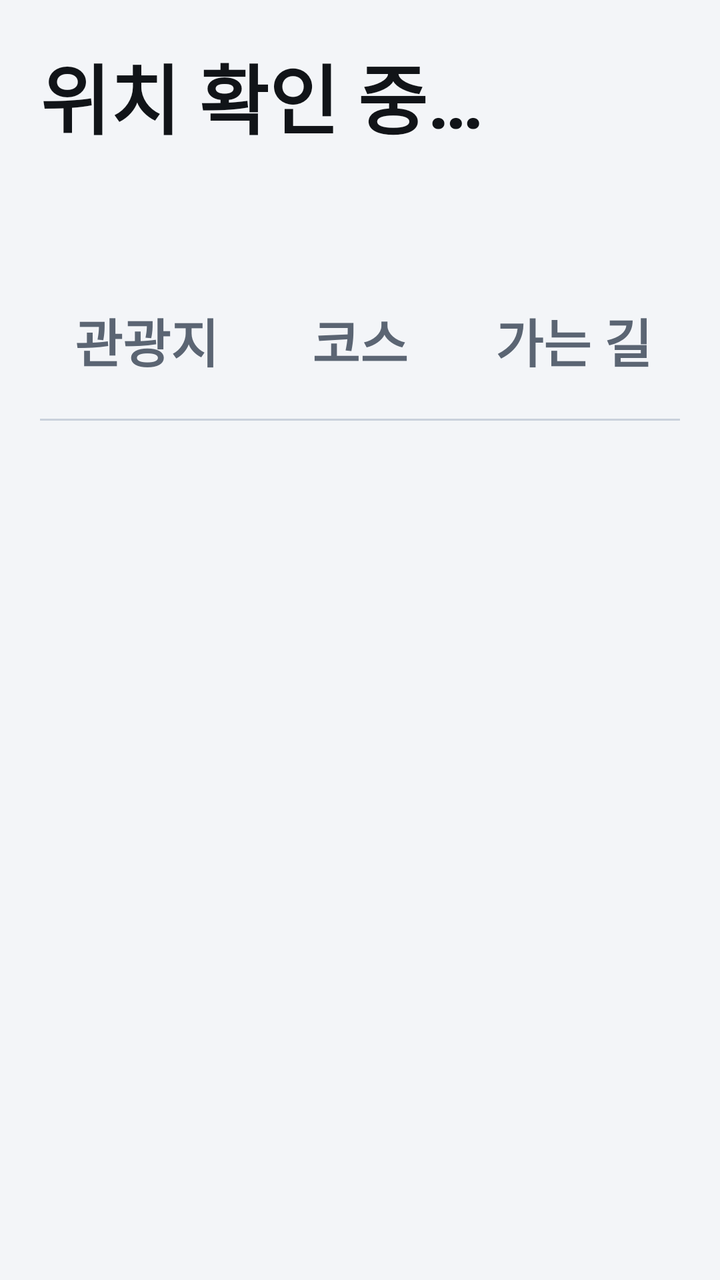
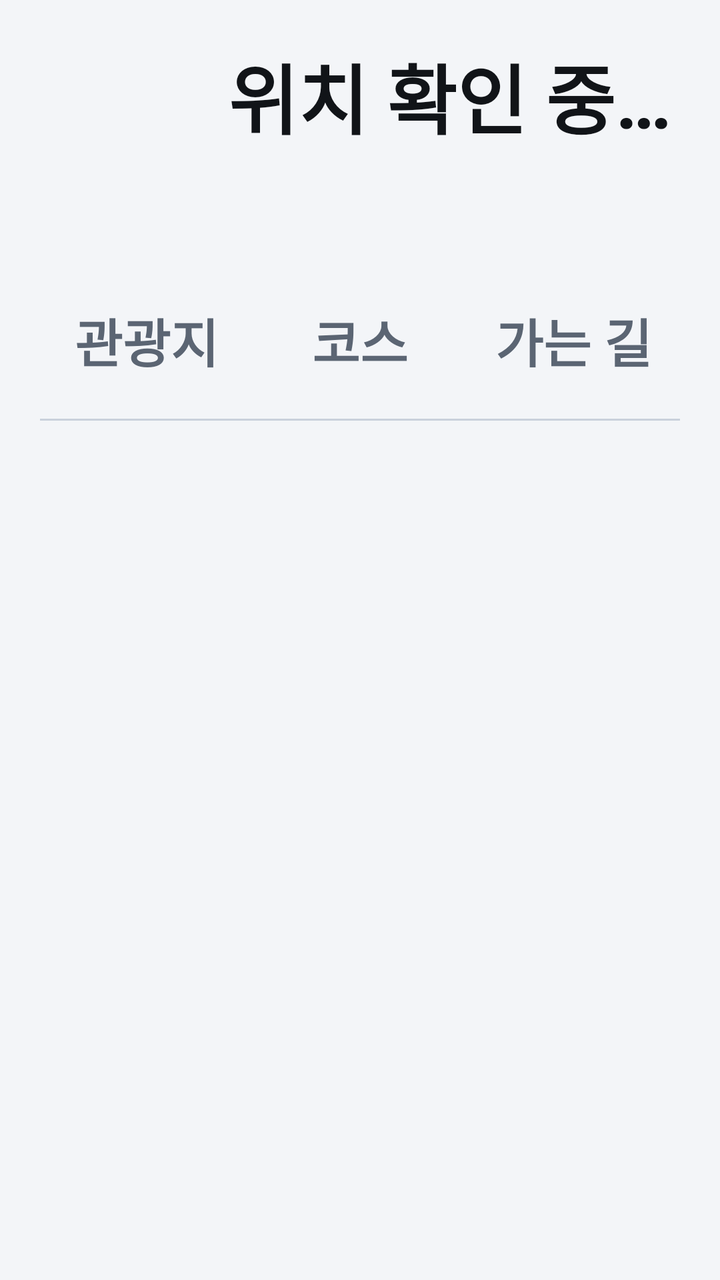

Screens rendered from an Android XML layout before and after an edit, with the pre-edit source and the edit as a unified diff.
<!-- AndroidManifest.xml: application theme AppTheme -->
<!-- res/layout/activity_main.xml -->
<?xml version="1.0" encoding="utf-8"?>
<LinearLayout xmlns:android="http://schemas.android.com/apk/res/android"
    android:layout_width="match_parent"
    android:layout_height="match_parent"
    android:background="@color/bg"
    android:orientation="vertical"
    android:padding="20dp">

    <TextView
        android:id="@+id/regionText"
        android:layout_width="wrap_content"
        android:layout_height="wrap_content"
        android:text="위치 확인 중…"
        android:textColor="@color/text_primary"
        android:textSize="38sp"
        android:textStyle="bold" />

    <TextView
        android:id="@+id/statusText"
        android:layout_width="wrap_content"
        android:layout_height="wrap_content"
        android:layout_marginTop="4dp"
        android:maxLines="1"
        android:ellipsize="end"
        android:textColor="@color/text_secondary"
        android:textSize="26sp" />

    <LinearLayout
        android:layout_width="match_parent"
        android:layout_height="wrap_content"
        android:layout_marginTop="16dp"
        android:background="@drawable/tab_group_bg"
        android:orientation="horizontal">

        <Button
            android:id="@+id/tabAttractions"
            style="?android:attr/borderlessButtonStyle"
            android:background="@drawable/tab_bg"
            android:stateListAnimator="@null"
            android:textAllCaps="false"
            android:textColor="@color/tab_text"
            android:textStyle="bold"
            android:layout_width="0dp"
            android:layout_height="80dp"
            android:layout_weight="1"
            android:text="관광지"
            android:textSize="26sp" />

        <Button
            android:id="@+id/tabCourses"
            style="?android:attr/borderlessButtonStyle"
            android:background="@drawable/tab_bg"
            android:stateListAnimator="@null"
            android:textAllCaps="false"
            android:textColor="@color/tab_text"
            android:textStyle="bold"
            android:layout_width="0dp"
            android:layout_height="80dp"
            android:layout_weight="1"
            android:text="코스"
            android:textSize="26sp" />

        <Button
            android:id="@+id/tabUpcoming"
            style="?android:attr/borderlessButtonStyle"
            android:background="@drawable/tab_bg"
            android:stateListAnimator="@null"
            android:textAllCaps="false"
            android:textColor="@color/tab_text"
            android:textStyle="bold"
            android:layout_width="0dp"
            android:layout_height="80dp"
            android:layout_weight="1"
            android:text="가는 길"
            android:textSize="26sp" />
    </LinearLayout>

    <ScrollView
        android:layout_width="match_parent"
        android:layout_height="0dp"
        android:layout_marginTop="12dp"
        android:layout_weight="1">

        <LinearLayout
            android:id="@+id/listContainer"
            android:layout_width="match_parent"
            android:layout_height="wrap_content"
            android:orientation="vertical" />
    </ScrollView>
</LinearLayout>
<!-- resources referenced by this layout -->
<resources>
  <color name="bg">#F3F5F8</color>
  <color name="text_primary">#111418</color>
  <color name="text_secondary">#5B6573</color>
  <!-- drawable tab_bg (drawable) -->
  <?xml version="1.0" encoding="utf-8"?>
  <selector xmlns:android="http://schemas.android.com/apk/res/android">
      <item android:state_selected="true">
          <layer-list>
              <item
                  android:height="4dp"
                  android:gravity="bottom">
                  <shape>
                      <solid android:color="@color/text_primary" />
                      <corners android:radius="2dp" />
                  </shape>
              </item>
          </layer-list>
      </item>
      <item android:state_pressed="true">
          <shape>
              <solid android:color="@color/pressed" />
          </shape>
      </item>
      <item android:drawable="@android:color/transparent" />
  </selector>
  <!-- drawable tab_group_bg (drawable) -->
  <?xml version="1.0" encoding="utf-8"?>
  <layer-list xmlns:android="http://schemas.android.com/apk/res/android">
      <item
          android:height="1dp"
          android:gravity="bottom">
          <shape>
              <solid android:color="@color/outline" />
          </shape>
      </item>
  </layer-list>
  <style name="AppTheme" parent="@android:style/Theme.DeviceDefault.DayNight">
          <item name="android:windowActionBar">false</item>
          <item name="android:windowNoTitle">true</item>
          <item name="android:windowBackground">@color/bg</item>
          <item name="android:colorAccent">@color/accent</item>
      </style>
  <color name="pressed">#E3E8EE</color>
  <color name="outline">#C9D1DB</color>
  <color name="accent">#5BA8F5</color>
</resources>

<!-- the commit's change to res/layout/activity_main.xml (unified diff, before → after) -->
@@ -6,24 +6,46 @@
     android:orientation="vertical"
     android:padding="20dp">
 
-    <TextView
-        android:id="@+id/regionText"
-        android:layout_width="wrap_content"
+    
+    <LinearLayout
+        android:layout_width="match_parent"
         android:layout_height="wrap_content"
-        android:text="위치 확인 중…"
-        android:textColor="@color/text_primary"
-        android:textSize="38sp"
-        android:textStyle="bold" />
+        android:gravity="center_vertical"
+        android:orientation="horizontal">
 
-    <TextView
-        android:id="@+id/statusText"
-        android:layout_width="wrap_content"
-        android:layout_height="wrap_content"
-        android:layout_marginTop="4dp"
-        android:maxLines="1"
-        android:ellipsize="end"
-        android:textColor="@color/text_secondary"
-        android:textSize="26sp" />
+        <ImageView
+            android:layout_width="76dp"
+            android:layout_height="76dp"
+            android:layout_marginEnd="18dp"
+            android:importantForAccessibility="no"
+            android:src="@mipmap/ic_launcher" />
+
+        <LinearLayout
+            android:layout_width="0dp"
+            android:layout_height="wrap_content"
+            android:layout_weight="1"
+            android:orientation="vertical">
+
+            <TextView
+                android:id="@+id/regionText"
+                android:layout_width="wrap_content"
+                android:layout_height="wrap_content"
+                android:text="위치 확인 중…"
+                android:textColor="@color/text_primary"
+                android:textSize="38sp"
+                android:textStyle="bold" />
+
+            <TextView
+                android:id="@+id/statusText"
+                android:layout_width="wrap_content"
+                android:layout_height="wrap_content"
+                android:layout_marginTop="4dp"
+                android:maxLines="1"
+                android:ellipsize="end"
+                android:textColor="@color/text_secondary"
+                android:textSize="26sp" />
+        </LinearLayout>
+    </LinearLayout>
 
     <LinearLayout
         android:layout_width="match_parent"
<!-- resource entries referenced after the edit -->
@@ -36,6 +36,12 @@
           </shape>
       </item>
   </layer-list>
+  <!-- mipmap ic_launcher (mipmap-anydpi-v26) -->
+  <?xml version="1.0" encoding="utf-8"?>
+  <adaptive-icon xmlns:android="http://schemas.android.com/apk/res/android">
+      <background android:drawable="@drawable/ic_launcher_background" />
+      <foreground android:drawable="@drawable/ic_launcher_foreground" />
+  </adaptive-icon>
   <style name="AppTheme" parent="@android:style/Theme.DeviceDefault.DayNight">
           <item name="android:windowActionBar">false</item>
           <item name="android:windowNoTitle">true</item>
@@ -44,6 +50,61 @@
       </style>
   <color name="pressed">#E3E8EE</color>
   <color name="outline">#C9D1DB</color>
+  <!-- drawable ic_launcher_background (drawable) -->
+  <?xml version="1.0" encoding="utf-8"?>
+  <vector xmlns:android="http://schemas.android.com/apk/res/android"
+      xmlns:aapt="http://schemas.android.com/aapt"
+      android:width="108dp"
+      android:height="108dp"
+      android:viewportWidth="108"
+      android:viewportHeight="108">
+      <path android:pathData="M0,0h108v108h-108z">
+          <aapt:attr name="android:fillColor">
+              <gradient
+                  android:type="linear"
+                  android:startX="0"
+                  android:startY="0"
+                  android:endX="108"
+                  android:endY="108"
+                  android:startColor="#6EC1FF"
+                  android:endColor="#1F5FD6" />
+          </aapt:attr>
+      </path>
+      
+      <path
+          android:pathData="M0,78 C22,66 40,70 58,76 C76,82 92,74 108,66 L108,108 L0,108z"
+          android:fillColor="#1A4FB8"
+          android:fillAlpha="0.45" />
+  </vector>
+  <!-- drawable ic_launcher_foreground (drawable) -->
+  <?xml version="1.0" encoding="utf-8"?>
+  <vector xmlns:android="http://schemas.android.com/apk/res/android"
+      android:width="108dp"
+      android:height="108dp"
+      android:viewportWidth="108"
+      android:viewportHeight="108">
+      
+      <path
+          android:pathData="M34,86 C34,68 74,72 74,56 C74,46 58,46 58,40"
+          android:strokeWidth="10"
+          android:strokeColor="#FFFFFF"
+          android:strokeLineCap="round"
+          android:fillColor="#00000000" />
+      
+      <path
+          android:pathData="M34,86 C34,68 74,72 74,56 C74,46 58,46 58,40"
+          android:strokeWidth="1.8"
+          android:strokeColor="#1F5FD6"
+          android:strokeLineCap="round"
+          android:fillColor="#00000000" />
+      
+      <path
+          android:pathData="M58,18C50.8,18 45,23.8 45,31c0,9.6 13,22 13,22s13,-12.4 13,-22c0,-7.2 -5.8,-13 -13,-13z"
+          android:fillColor="#FFFFFF" />
+      <path
+          android:pathData="M58,31m-5,0a5,5 0,1 1,10 0a5,5 0,1 1,-10 0"
+          android:fillColor="#FFB020" />
+  </vector>
   <color name="accent">#5BA8F5</color>
 </resources>
 
